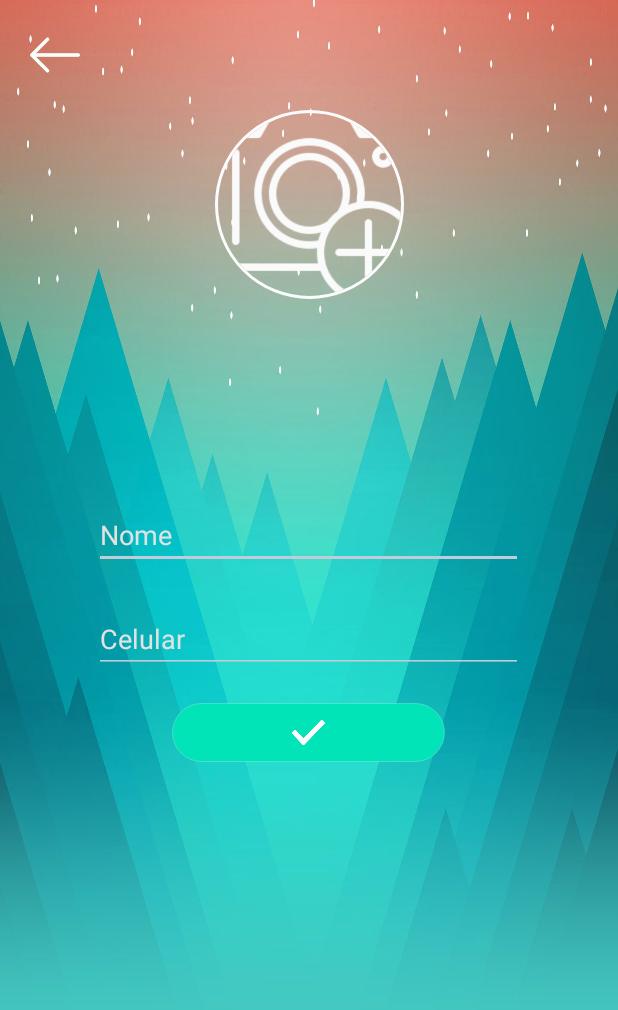
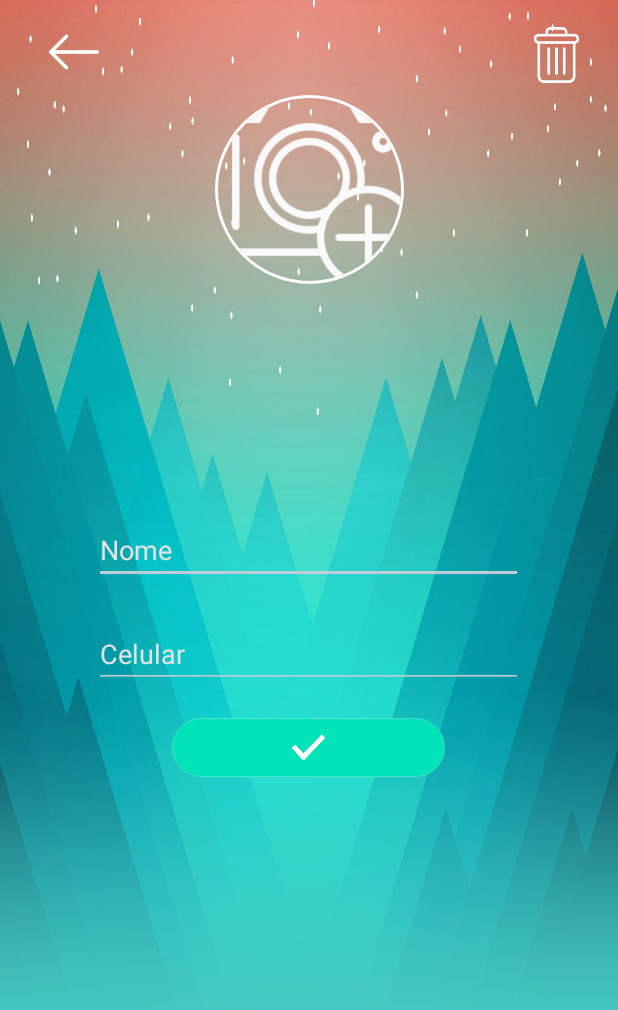
Before and after one commit to ProjetosFEI/Adopt, an Android app: the SettingsActivity screen opened directly, with no data from a screen before it, on a phone screen of 412 x 824 dp. Shown: the top 1010 px of the screen. Run offline under Robolectric (Android 15) with nearby library versions, the phone set to English and light mode, and no system bars; our stand-ins replace CircleImageView, Firebase (no records; nobody signed in at launch, a user with empty details on screens opened directly); pictures from the network do not load.

Commit message:
delete account added

```diff
--- a/app/src/main/java/com/example/adoptapp/RegistrationActivity.java
+++ b/app/src/main/java/com/example/adoptapp/RegistrationActivity.java
@@ -13,6 +13,7 @@ import android.view.View;
 import android.widget.Button;
 import android.widget.EditText;
 import android.widget.ImageView;
+import android.widget.ProgressBar;
 import android.widget.RadioButton;
 import android.widget.RadioGroup;
 import android.widget.Toast;
@@ -41,6 +42,7 @@ public class RegistrationActivity extends AppCompatActivity {
     private RadioGroup mRadioGroup;
     private ImageView mProfileImage;
     private String profileImageUrl;
+    private ProgressBar mProgressBar;
     private Uri resultUri;
     private int flag = 0;
 
@@ -73,6 +75,7 @@ public class RegistrationActivity extends AppCompatActivity {
         mName = (EditText) findViewById(R.id.name);
         mRadioGroup = (RadioGroup) findViewById(R.id.radioGroup2);
         mProfileImage = (ImageView) findViewById(R.id.profileImage);
+        mProgressBar = (ProgressBar) findViewById(R.id.progressBar);
 
         mProfileImage.setOnClickListener(new View.OnClickListener() {
             @Override
@@ -88,6 +91,7 @@ public class RegistrationActivity extends AppCompatActivity {
         mRegister.setOnClickListener(new View.OnClickListener() {
             @Override
             public void onClick(View view) {
+                mProgressBar.setVisibility(View.VISIBLE);
                 int selectId = mRadioGroup.getCheckedRadioButtonId();
                 final String sexo;
                 final RadioButton radioButton = (RadioButton) findViewById(selectId);
@@ -105,6 +109,7 @@ public class RegistrationActivity extends AppCompatActivity {
                             mAuth.createUserWithEmailAndPassword(email, password).addOnCompleteListener(RegistrationActivity.this, new OnCompleteListener<AuthResult>() {
                                 @Override
                                 public void onComplete(@NonNull Task<AuthResult> task) {
+                                    mProgressBar.setVisibility(View.GONE);
                                     if(!task.isSuccessful()){
                                         Toast.makeText(RegistrationActivity.this, "Erro ao se cadastrar!", Toast.LENGTH_SHORT).show();
                                     }else{
--- a/app/src/main/res/layout/activity_settings.xml
+++ b/app/src/main/res/layout/activity_settings.xml
@@ -1,14 +1,13 @@
 <?xml version="1.0" encoding="utf-8"?>
-<android.support.constraint.ConstraintLayout
-    xmlns:android="http://schemas.android.com/apk/res/android"
+<android.support.constraint.ConstraintLayout xmlns:android="http://schemas.android.com/apk/res/android"
     xmlns:app="http://schemas.android.com/apk/res-auto"
     xmlns:tools="http://schemas.android.com/tools"
-    android:background="@drawable/background"
     android:layout_width="match_parent"
     android:layout_height="match_parent"
-    tools:context="com.example.adoptapp.SettingsActivity"
+    android:background="@drawable/background"
     android:orientation="vertical"
-    android:padding="20sp">
+    android:padding="10sp"
+    tools:context="com.example.adoptapp.SettingsActivity">
 
 
     <de.hdodenhof.circleimageview.CircleImageView xmlns:app="http://schemas.android.com/apk/res-auto"
@@ -73,9 +72,11 @@
         android:id="@+id/goback"
         android:layout_width="33dp"
         android:layout_height="33dp"
+        android:layout_marginStart="8dp"
+        android:layout_marginTop="8dp"
         android:layout_marginEnd="8dp"
         app:layout_constraintEnd_toEndOf="parent"
-        app:layout_constraintHorizontal_bias="0.0"
+        app:layout_constraintHorizontal_bias="0.043"
         app:layout_constraintStart_toStartOf="parent"
         app:layout_constraintTop_toTopOf="parent"
         app:srcCompat="@drawable/leftarrow" />
@@ -104,4 +105,25 @@
         app:layout_constraintHorizontal_bias="0.497"
         app:layout_constraintStart_toStartOf="parent" />
 
+    <ImageView
+        android:id="@+id/deleteAcc"
+        android:layout_width="46dp"
+        android:layout_height="37dp"
+        android:layout_marginTop="8dp"
+        android:layout_marginEnd="8dp"
+        app:layout_constraintEnd_toEndOf="parent"
+        app:layout_constraintTop_toTopOf="parent"
+        app:srcCompat="@drawable/deleteacc" />
+
+    <ProgressBar
+        android:id="@+id/progressBar"
+        style="?android:attr/progressBarStyle"
+        android:layout_width="wrap_content"
+        android:layout_height="wrap_content"
+        android:layout_marginTop="4dp"
+        android:layout_marginEnd="12dp"
+        android:visibility="invisible"
+        app:layout_constraintEnd_toStartOf="@+id/deleteAcc"
+        app:layout_constraintTop_toTopOf="parent" />
+
 </android.support.constraint.ConstraintLayout>
```
Also changed, not shown: app/src/main/java/com/example/adoptapp/RegistrationAnimalActivity.java (+6 -1 lines), app/src/main/java/com/example/adoptapp/SettingsActivity.java (+64 -1 lines), app/src/main/res/layout/activity_registrationanimal.xml (+10 -0 lines), app/src/main/res/drawable/deleteacc.png (added).
